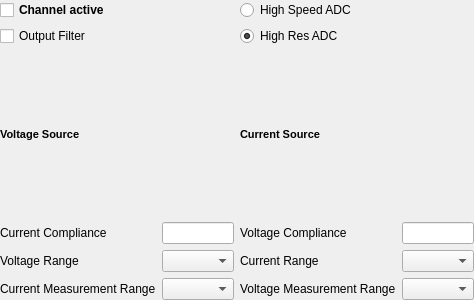
Qt form devices/devices_drivers/keysight_e5270b/keysight_e5270b_config_channel.ui (FAU-LAP/NOMAD-CAMELS) before a commit.
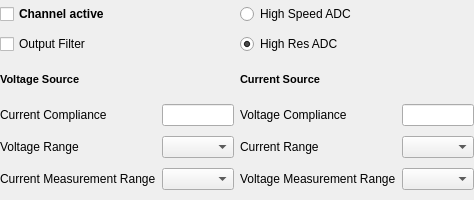
The same form after that commit.

What changed in the file:
```diff
--- a/devices/devices_drivers/keysight_e5270b/keysight_e5270b_config_channel.ui
+++ b/devices/devices_drivers/keysight_e5270b/keysight_e5270b_config_channel.ui
@@ -7,9 +7,21 @@
     <x>0</x>
     <y>0</y>
     <width>451</width>
-    <height>300</height>
+    <height>200</height>
    </rect>
   </property>
+  <property name="sizePolicy">
+   <sizepolicy hsizetype="Preferred" vsizetype="Minimum">
+    <horstretch>0</horstretch>
+    <verstretch>0</verstretch>
+   </sizepolicy>
+  </property>
+  <property name="maximumSize">
+   <size>
+    <width>16777215</width>
+    <height>200</height>
+   </size>
+  </property>
   <property name="windowTitle">
    <string>Form</string>
   </property>
@@ -58,6 +70,18 @@
    </item>
    <item row="3" column="0" colspan="2">
     <widget class="QLabel" name="label_3">
+     <property name="sizePolicy">
+      <sizepolicy hsizetype="Preferred" vsizetype="Minimum">
+       <horstretch>0</horstretch>
+       <verstretch>0</verstretch>
+      </sizepolicy>
+     </property>
+     <property name="maximumSize">
+      <size>
+       <width>16777215</width>
+       <height>30</height>
+      </size>
+     </property>
      <property name="font">
       <font>
        <pointsize>8</pointsize>
@@ -79,6 +103,18 @@
    </item>
    <item row="3" column="2" colspan="2">
     <widget class="QLabel" name="label_4">
+     <property name="sizePolicy">
+      <sizepolicy hsizetype="Preferred" vsizetype="Minimum">
+       <horstretch>0</horstretch>
+       <verstretch>0</verstretch>
+      </sizepolicy>
+     </property>
+     <property name="maximumSize">
+      <size>
+       <width>16777215</width>
+       <height>30</height>
+      </size>
+     </property>
      <property name="font">
       <font>
        <pointsize>8</pointsize>
```
